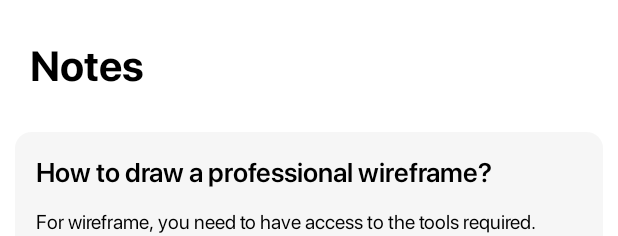
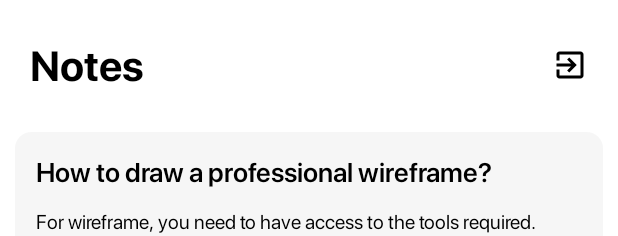
Before and after one commit to krishna146/Note2.0, an Android app: the layout fragment_main.xml on its own in the app's theme, with its tools: preview values and no code run, on a phone screen of 412 x 824 dp. Shown: the top 236 px of the screen. Run offline under Robolectric (Android 15) with nearby library versions, the phone set to English and light mode, and no system bars; plain views replace SpinKitView; network calls fail.

Commit message:
LogOut Feature Updated

```diff
--- a/app/src/main/java/com/example/note/models/NoteRequest.kt
+++ b/app/src/main/java/com/example/note/models/NoteRequest.kt
@@ -1,6 +1,7 @@
 package com.example.note.models
 
 data class NoteRequest(
-    val description: String,
-    val title: String
+    val title: String,
+    val description: String
+
 )
--- /dev/null
+++ b/app/src/main/res/drawable/ic_logout.xml
@@ -0,0 +1,5 @@
+<vector android:height="24dp" android:tint="#000000"
+    android:viewportHeight="24" android:viewportWidth="24"
+    android:width="24dp" xmlns:android="http://schemas.android.com/apk/res/android">
+    <path android:fillColor="@android:color/white" android:pathData="M10.09,15.59L11.5,17l5,-5 -5,-5 -1.41,1.41L12.67,11H3v2h9.67l-2.58,2.59zM19,3H5c-1.11,0 -2,0.9 -2,2v4h2V5h14v14H5v-4H3v4c0,1.1 0.89,2 2,2h14c1.1,0 2,-0.9 2,-2V5c0,-1.1 -0.9,-2 -2,-2z"/>
+</vector>
--- a/app/src/main/res/layout/fragment_main.xml
+++ b/app/src/main/res/layout/fragment_main.xml
@@ -20,6 +20,16 @@
         app:layout_constraintStart_toStartOf="parent"
         app:layout_constraintTop_toTopOf="parent" />
 
+
+    <ImageView
+        android:id="@+id/btnLogout"
+        android:layout_width="wrap_content"
+        android:layout_height="wrap_content"
+        android:src="@drawable/ic_logout"
+        android:layout_marginEnd="20dp"
+        app:layout_constraintBottom_toBottomOf="@+id/textView"
+        app:layout_constraintEnd_toEndOf="@+id/textView"
+        app:layout_constraintTop_toTopOf="@+id/textView" />
 
     <androidx.recyclerview.widget.RecyclerView
         android:id="@+id/note_list"
```
Also changed, not shown: app/src/main/java/com/example/note/view/MainFragment.kt (+9 -1 lines), app/src/main/res/anim/slide_in_left.xml (added, +7 -0 lines), app/src/main/res/anim/slide_in_right.xml (added, +7 -0 lines), app/src/main/res/anim/slide_out_left.xml (added, +7 -0 lines), app/src/main/res/anim/slide_out_right.xml (added, +7 -0 lines), app/src/main/res/navigation/nav_graph.xml (+26 -5 lines).
